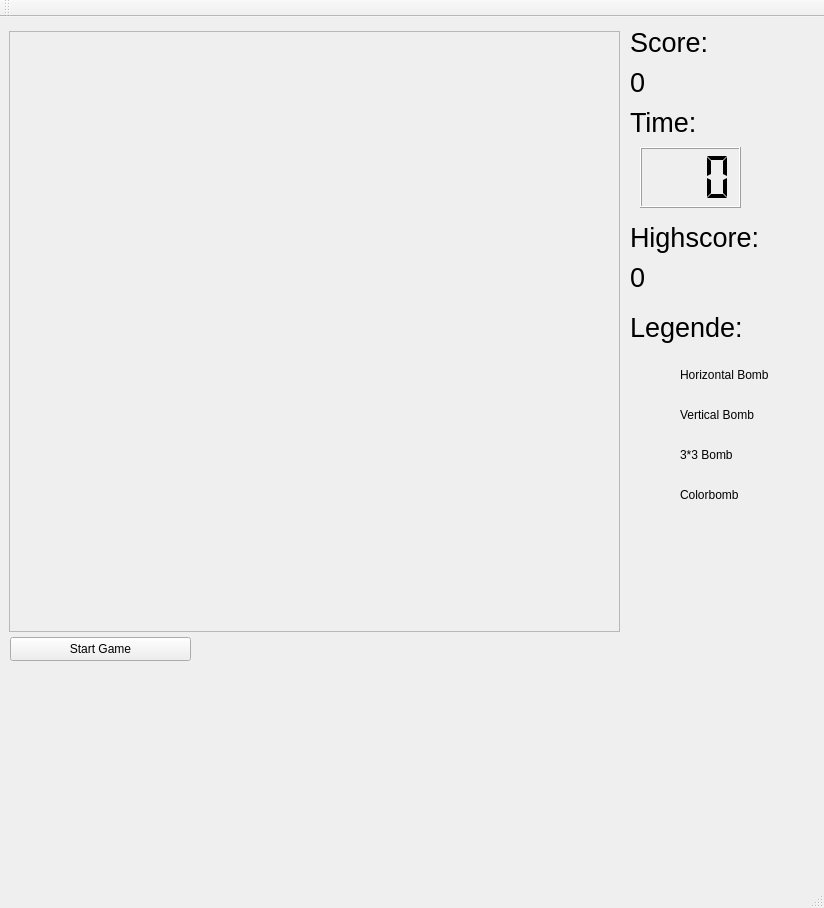
Qt form candycrush_bootleg2/Gui.ui (Commoned/candycrush_bt) before a commit.
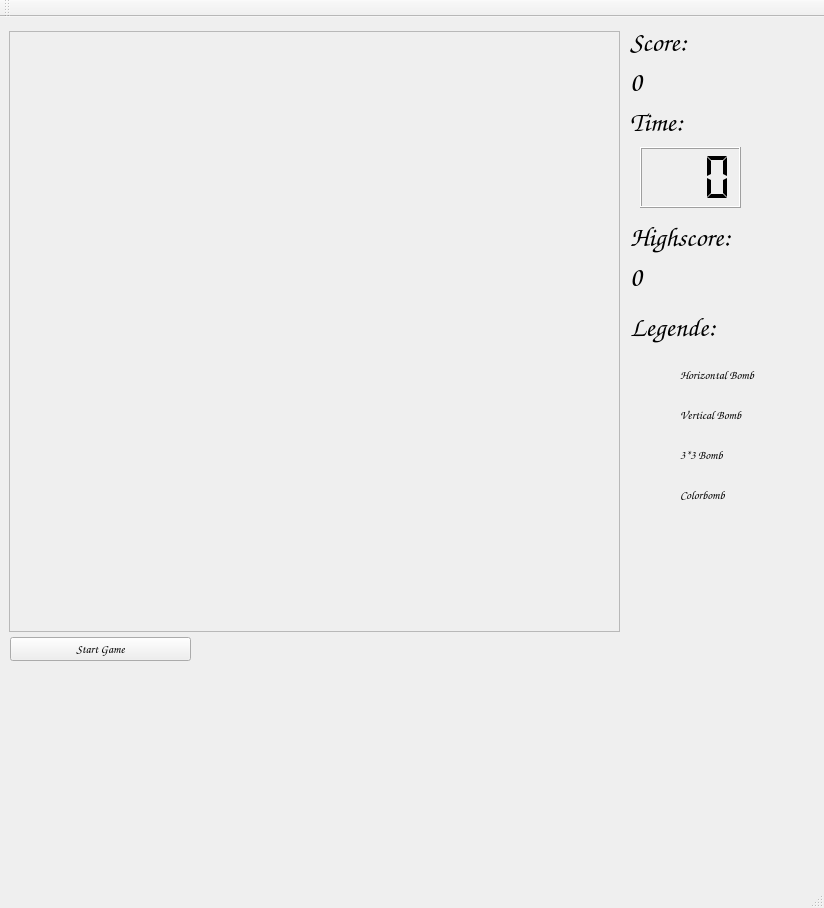
The same form after that commit. Icons and pictures are not drawn.

Patch:
```diff
--- a/candycrush_bootleg2/Gui.ui
+++ b/candycrush_bootleg2/Gui.ui
@@ -11,7 +11,9 @@
    </rect>
   </property>
   <property name="font">
-   <font/>
+   <font>
+    <family>Comic Sans MS</family>
+   </font>
   </property>
   <property name="windowTitle">
    <string>Gui</string>
@@ -158,6 +160,7 @@
     </property>
     <property name="font">
      <font>
+      <family>Comic Sans MS</family>
       <pointsize>20</pointsize>
      </font>
     </property>
```
